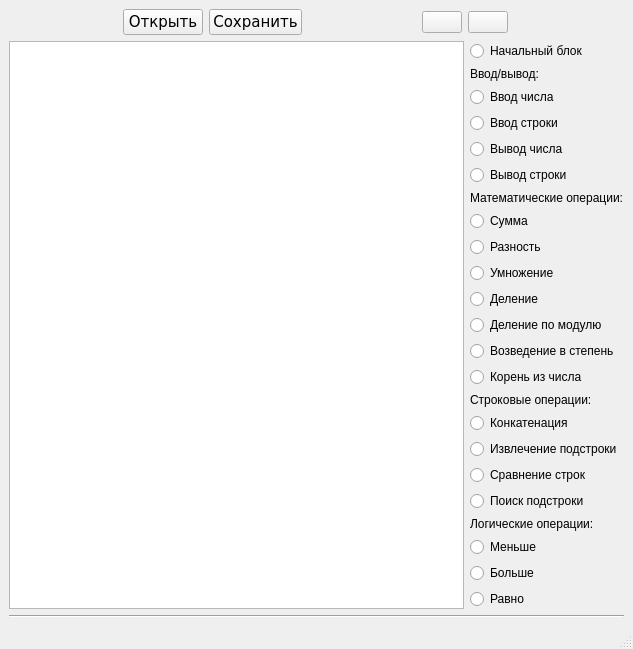
This is mainwindow.ui in kera0106/visual_development_environment as Qt 5 draws it before an edit. The edited form follows.
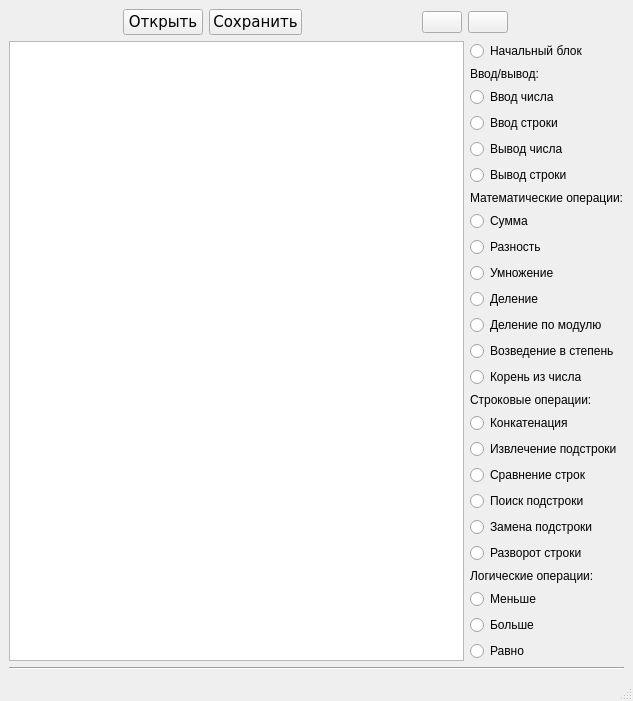
This is the edited form. Icons and pictures are not drawn.

Commit message: add replace subsrting and reverse string

Diff of the .ui file:
```diff
--- a/mainwindow.ui
+++ b/mainwindow.ui
@@ -141,7 +141,7 @@
        <widget class="QGraphicsView" name="canvas"/>
       </item>
       <item>
-       <layout class="QVBoxLayout" name="blockListView" stretch="1,0,1,0,0,0,0,1,0,0,0,0,0,0,0,0,0,0,0,0,0,0,0">
+       <layout class="QVBoxLayout" name="blockListView" stretch="1,0,1,0,0,0,0,1,0,0,0,0,0,0,0,0,0,0,0,0,0,0,0,0,0">
         <item>
          <widget class="QRadioButton" name="start">
           <property name="text">
@@ -293,6 +293,20 @@
           </property>
          </widget>
         </item>
+        <item>
+         <widget class="QRadioButton" name="replace">
+          <property name="text">
+           <string>Замена подстроки</string>
+          </property>
+         </widget>
+        </item>
+        <item>
+         <widget class="QRadioButton" name="reverse">
+          <property name="text">
+           <string>Разворот строки</string>
+          </property>
+         </widget>
+        </item>
         <item>
          <widget class="QLabel" name="label_3">
           <property name="maximumSize">
```
The commit also changes 6 other files.
